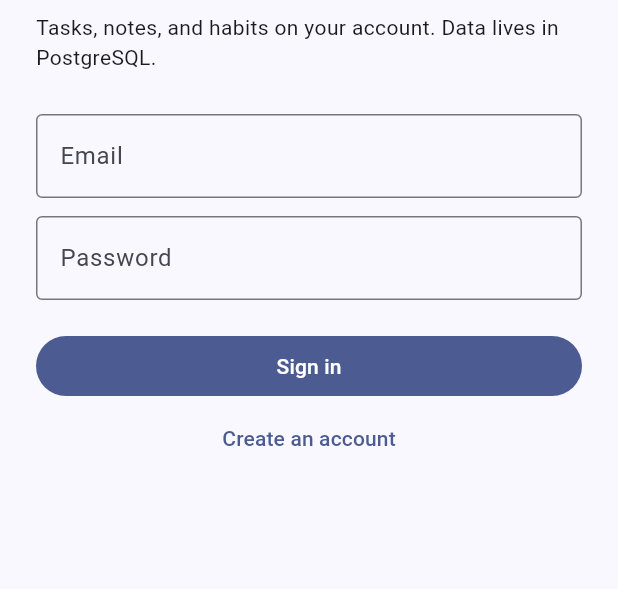
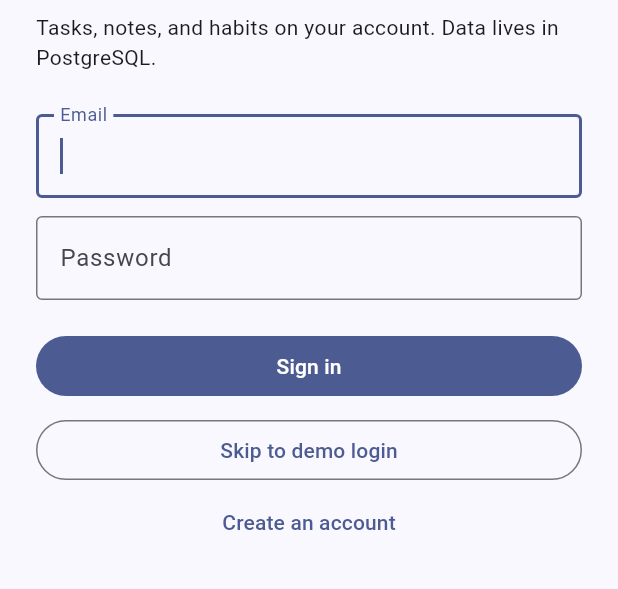
Before and after one commit to Akshit1018/Manage.kar, a Flutter app: the screen it shows after launch, on a phone screen of 412 x 824 dp, the part 138-727 px from its top. Run offline on Flutter 3.47's test engine with Material 3 defaults, Android fonts, the phone set to English and light mode, and no system bars; our stand-ins replace audioplayers, dio, file_picker, flutter_local_notifications, flutter_secure_storage, permission_handler and 1 more; missing offline and left inert: record.

Commit message:
Fix Flutter web typing and add skip-to-demo login.
Forced semantics was intercepting clicks so fields could not
accept keyboard or paste. Restore the browser context menu and
let testers skip straight into the demo account.

Co-authored-by: Akshit1018 <Akshit1018@users.noreply.github.com>

```diff
--- a/apps/mobile/lib/main.dart
+++ b/apps/mobile/lib/main.dart
@@ -1,6 +1,6 @@
 import "package:flutter/foundation.dart";
 import "package:flutter/material.dart";
-import "package:flutter/semantics.dart";
+import "package:flutter/services.dart";
 import "package:managekar/src/api/api_client.dart";
 import "package:managekar/src/notifications/local_reminders.dart";
 import "package:managekar/src/screens/auth_screen.dart";
@@ -11,20 +11,17 @@ import "package:managekar/src/theme/app_theme.dart";
 
 void main() {
   WidgetsFlutterBinding.ensureInitialized();
-  runApp(
-    ManageKarApp(
-      api: ApiClient(),
-      webSemantics: kIsWeb ? SemanticsBinding.instance.ensureSemantics() : null,
-    ),
-  );
+  if (kIsWeb) {
+    BrowserContextMenu.enableContextMenu();
+  }
+  runApp(ManageKarApp(api: ApiClient()));
 }
 
 class ManageKarApp extends StatefulWidget {
-  const ManageKarApp({super.key, required this.api, this.reminders, this.webSemantics});
+  const ManageKarApp({super.key, required this.api, this.reminders});
 
   final ApiClient api;
   final LocalReminders? reminders;
-  final SemanticsHandle? webSemantics;
 
   @override
   State<ManageKarApp> createState() => _ManageKarAppState();
@@ -61,7 +58,6 @@ class _ManageKarAppState extends State<ManageKarApp> {
     workspace.removeListener(_onWorkspace);
     session.dispose();
     workspace.dispose();
-    widget.webSemantics?.dispose();
     super.dispose();
   }
 
--- a/apps/mobile/lib/src/screens/auth_screen.dart
+++ b/apps/mobile/lib/src/screens/auth_screen.dart
@@ -1,5 +1,8 @@
 import "package:flutter/material.dart";
 import "package:managekar/src/state/session.dart";
+
+const demoEmail = "demo@managekar.app";
+const demoPassword = "Demo12345";
 
 class AuthScreen extends StatefulWidget {
   const AuthScreen({super.key, required this.session, required this.onAuthed});
@@ -34,6 +37,18 @@ class _AuthScreenState extends State<AuthScreen> {
     }
   }
 
+  Future<void> skipToDemo() async {
+    email.text = demoEmail;
+    password.text = demoPassword;
+    var ok = await widget.session.login(demoEmail, demoPassword);
+    if (!ok) {
+      ok = await widget.session.register(demoEmail, demoPassword, "Demo");
+    }
+    if (ok) {
+      widget.onAuthed();
+    }
+  }
+
   @override
   Widget build(BuildContext context) {
     return AnimatedBuilder(
@@ -50,24 +65,31 @@ class _AuthScreenState extends State<AuthScreen> {
                 const Text("Tasks, notes, and habits on your account. Data lives in PostgreSQL."),
                 const SizedBox(height: 28),
                 if (register) ...[
-                  TextField(
+                  _AuthField(
                     controller: name,
-                    decoration: const InputDecoration(labelText: "Name"),
+                    label: "Name",
                     textInputAction: TextInputAction.next,
                   ),
                   const SizedBox(height: 12),
                 ],
-                TextField(
+                _AuthField(
                   controller: email,
-                  decoration: const InputDecoration(labelText: "Email"),
+                  label: "Email",
+                  autofocus: true,
                   keyboardType: TextInputType.emailAddress,
                   textInputAction: TextInputAction.next,
                 ),
                 const SizedBox(height: 12),
-                TextField(
+                _AuthField(
                   controller: password,
-                  decoration: const InputDecoration(labelText: "Password"),
+                  label: "Password",
                   obscureText: true,
+                  textInputAction: TextInputAction.done,
+                  onSubmitted: (_) {
+                    if (!widget.session.busy) {
+                      submit();
+                    }
+                  },
                 ),
                 if (widget.session.error != null) ...[
                   const SizedBox(height: 12),
@@ -77,6 +99,11 @@ class _AuthScreenState extends State<AuthScreen> {
                 FilledButton(
                   onPressed: widget.session.busy ? null : submit,
                   child: Text(register ? "Create account" : "Sign in"),
+                ),
+                const SizedBox(height: 8),
+                OutlinedButton(
+                  onPressed: widget.session.busy ? null : skipToDemo,
+                  child: const Text("Skip to demo login"),
                 ),
                 TextButton(
                   onPressed: () => setState(() => register = !register),
@@ -90,3 +117,44 @@ class _AuthScreenState extends State<AuthScreen> {
     );
   }
 }
+
+class _AuthField extends StatelessWidget {
+  const _AuthField({
+    required this.controller,
+    required this.label,
+    this.obscureText = false,
+    this.autofocus = false,
+    this.keyboardType,
+    this.textInputAction,
+    this.onSubmitted,
+  });
+
+  final TextEditingController controller;
+  final String label;
+  final bool obscureText;
+  final bool autofocus;
+  final TextInputType? keyboardType;
+  final TextInputAction? textInputAction;
+  final ValueChanged<String>? onSubmitted;
+
+  @override
+  Widget build(BuildContext context) {
+    return TextField(
+      controller: controller,
+      autofocus: autofocus,
+      obscureText: obscureText,
+      enableInteractiveSelection: true,
+      autocorrect: false,
+      enableSuggestions: false,
+      smartDashesType: SmartDashesType.disabled,
+      smartQuotesType: SmartQuotesType.disabled,
+      keyboardType: keyboardType ?? (obscureText ? TextInputType.visiblePassword : TextInputType.text),
+      textInputAction: textInputAction,
+      onSubmitted: onSubmitted,
+      contextMenuBuilder: (context, state) {
+        return AdaptiveTextSelectionToolbar.editableText(editableTextState: state);
+      },
+      decoration: InputDecoration(labelText: label),
+    );
+  }
+}
```
Also changed, not shown: apps/mobile/lib/src/state/session.dart (+15 -1 lines), 1 other file.
